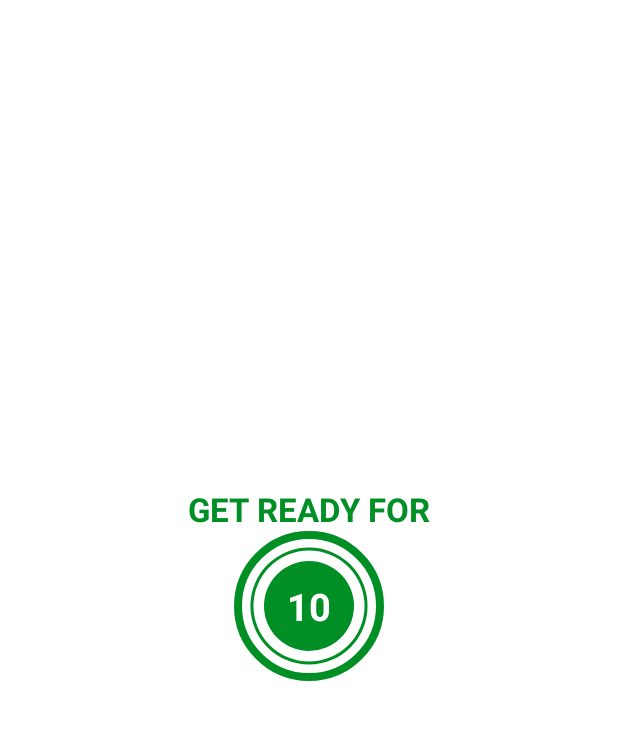
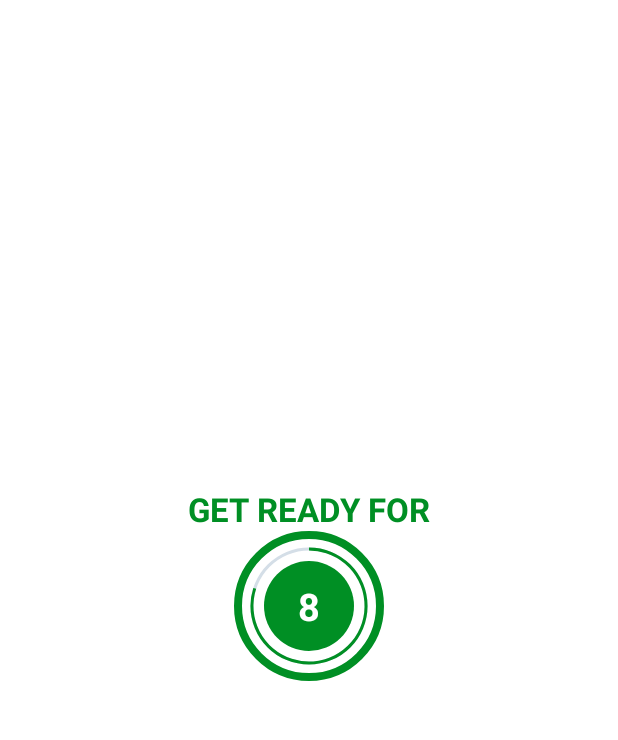
Before and after one commit to gunesserenay/7MinutesWorkout, an Android app: the ExerciseActivity screen opened directly, with no data from a screen before it, on a phone screen of 412 x 824 dp, the part 62-802 px from its top. Run offline under Robolectric (Android 15) with nearby library versions, the light colour scheme and no system bars.

Commit message:
Exercise timer added

```diff
--- a/app/src/main/java/com/moonsunapp/a7minutesworkout/ExerciseActivity.kt
+++ b/app/src/main/java/com/moonsunapp/a7minutesworkout/ExerciseActivity.kt
@@ -2,25 +2,99 @@ package com.moonsunapp.a7minutesworkout
 
 import androidx.appcompat.app.AppCompatActivity
 import android.os.Bundle
+import android.os.CountDownTimer
+import android.view.View
+import android.widget.Toast
 import com.moonsunapp.a7minutesworkout.databinding.ActivityExerciseBinding
 import com.moonsunapp.a7minutesworkout.databinding.ActivityMainBinding
 
 class ExerciseActivity : AppCompatActivity() {
-    private var binding:ActivityExerciseBinding?=null
+    private var binding: ActivityExerciseBinding? = null
+
+    private var restTimer: CountDownTimer? = null
+    private var restProgress = 0
+
+    private var exerciseTimer: CountDownTimer? = null
+    private var exerciseProgress = 0
 
     override fun onCreate(savedInstanceState: Bundle?) {
         super.onCreate(savedInstanceState)
-        binding= ActivityExerciseBinding.inflate(layoutInflater)
+        binding = ActivityExerciseBinding.inflate(layoutInflater)
         setContentView(binding?.root)
 
         setSupportActionBar(binding?.toolbarExercise)
 
-        if (supportActionBar!=null){
+        if (supportActionBar != null) {
             supportActionBar?.setDisplayHomeAsUpEnabled(true)
         }
         binding?.toolbarExercise?.setNavigationOnClickListener {
             onBackPressed()
         }
+        setUpRestView()
+    }
 
+    private fun setUpRestView() {
+        if (restTimer != null) {
+            restTimer?.cancel()
+            restProgress = 0
+        }
+        setProgressBar()
+    }
+
+    private fun setUpExerciseView() {
+        binding?.flProgressBar?.visibility=View.INVISIBLE
+        binding?.tvTitle?.text="Exercise Name"
+        binding?.flProgressBarExercise?.visibility=View.VISIBLE
+        setProgressBarExercise()
+    }
+
+    private fun setProgressBar() {
+        binding?.progressBar?.progress = restProgress
+
+        restTimer = object : CountDownTimer(10000, 1000) {
+            override fun onTick(millisUntilFinished: Long) {
+                restProgress++
+                binding?.progressBar?.progress = 10 - restProgress
+                binding?.tvTimer?.text = (10 - restProgress).toString()
+            }
+
+            override fun onFinish() {
+                setUpExerciseView()
+            }
+        }.start()
+    }
+
+    private fun setProgressBarExercise() {
+        binding?.progressBarExercise?.progress = exerciseProgress
+
+        exerciseTimer = object : CountDownTimer(30000, 1000) {
+            override fun onTick(millisUntilFinished: Long) {
+                exerciseProgress++
+                binding?.progressBarExercise?.progress = 30 - exerciseProgress
+                binding?.tvTimerExercise?.text = (30 - exerciseProgress).toString()
+            }
+
+            override fun onFinish() {
+                Toast.makeText(
+                    this@ExerciseActivity,
+                    "Exercise finish",
+                    Toast.LENGTH_SHORT
+                ).show()
+            }
+        }.start()
+    }
+
+    override fun onDestroy() {
+        super.onDestroy()
+
+        if (restTimer != null) {
+            restTimer?.cancel()
+            restProgress = 0
+        }
+        if (exerciseTimer != null) {
+            exerciseTimer?.cancel()
+            exerciseProgress = 0
+        }
+        binding = null
     }
 }
--- a/app/src/main/res/drawable/circular_progress_gray.xml
+++ b/app/src/main/res/drawable/circular_progress_gray.xml
@@ -4,7 +4,7 @@
     <shape android:innerRadiusRatio="2.7"
         android:shape="ring"
         android:thicknessRatio="50.0"
-        android:useLevel="true">
+        android:useLevel="false">
 
         <solid android:color="#D4DEE7"/>
     </shape>
--- a/app/src/main/res/layout/activity_exercise.xml
+++ b/app/src/main/res/layout/activity_exercise.xml
@@ -72,4 +72,48 @@
         </LinearLayout>
     </FrameLayout>
 
+    <FrameLayout
+        android:layout_width="100dp"
+        android:id="@+id/flProgressBarExercise"
+        android:layout_height="100dp"
+        android:layout_marginTop="10dp"
+        tools:visibility="visible"
+        android:visibility="gone"
+        android:background="@drawable/item_circular_color_accent_border"
+        app:layout_constraintStart_toStartOf="parent"
+        app:layout_constraintEnd_toEndOf="parent"
+        app:layout_constraintBottom_toBottomOf="parent"
+        app:layout_constraintTop_toBottomOf="@id/toolbarExercise">
+
+
+        <ProgressBar
+            android:layout_width="100dp"
+            android:layout_height="100dp"
+            android:id="@+id/progressBarExercise"
+            style="?android:attr/progressBarStyleHorizontal"
+            android:background="@drawable/circular_progress_gray"
+            android:progressDrawable="@drawable/circular_progress_bar"
+            android:indeterminate="false"
+            android:layout_gravity="center"
+            android:max="30"
+            android:progress="300"
+            android:rotation="-90"
+            />
+
+        <LinearLayout
+            android:layout_width="60dp"
+            android:layout_height="60dp"
+            android:gravity="center"
+            android:background="@drawable/item_circular_color_accent_background"
+            android:layout_gravity="center">
+            <TextView
+                android:layout_width="wrap_content"
+                android:layout_height="wrap_content"
+                android:id="@+id/tvTimerExercise"
+                android:textSize="25sp"
+                android:textStyle="bold"
+                android:text="30"
+                android:textColor="@color/white"/>
+        </LinearLayout>
+    </FrameLayout>
 </androidx.constraintlayout.widget.ConstraintLayout>
```
